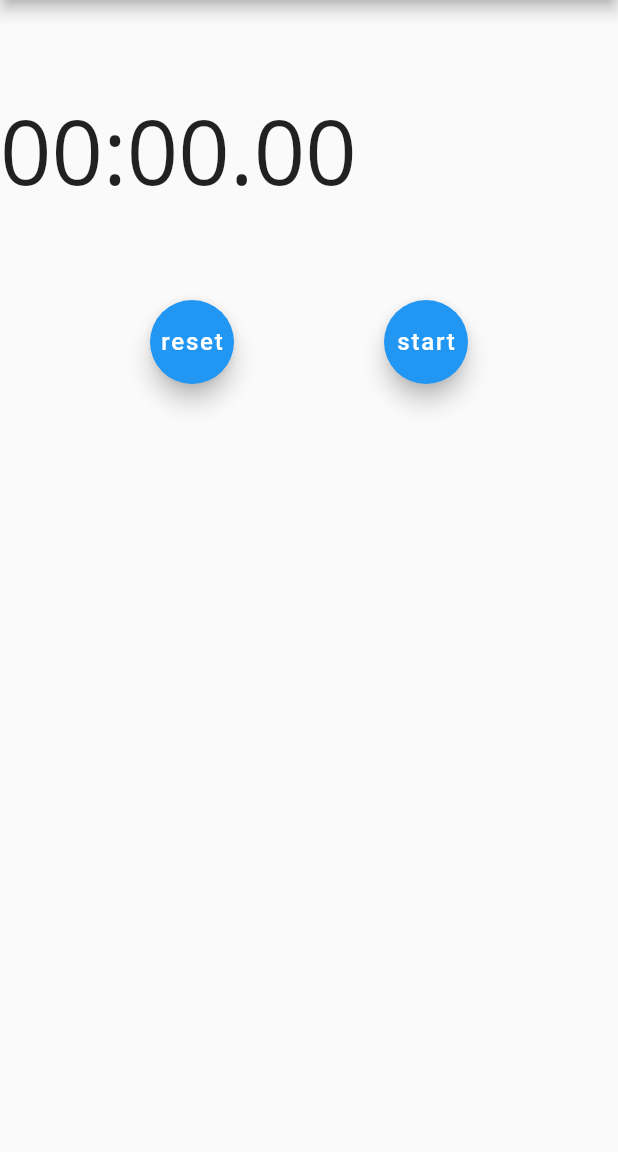
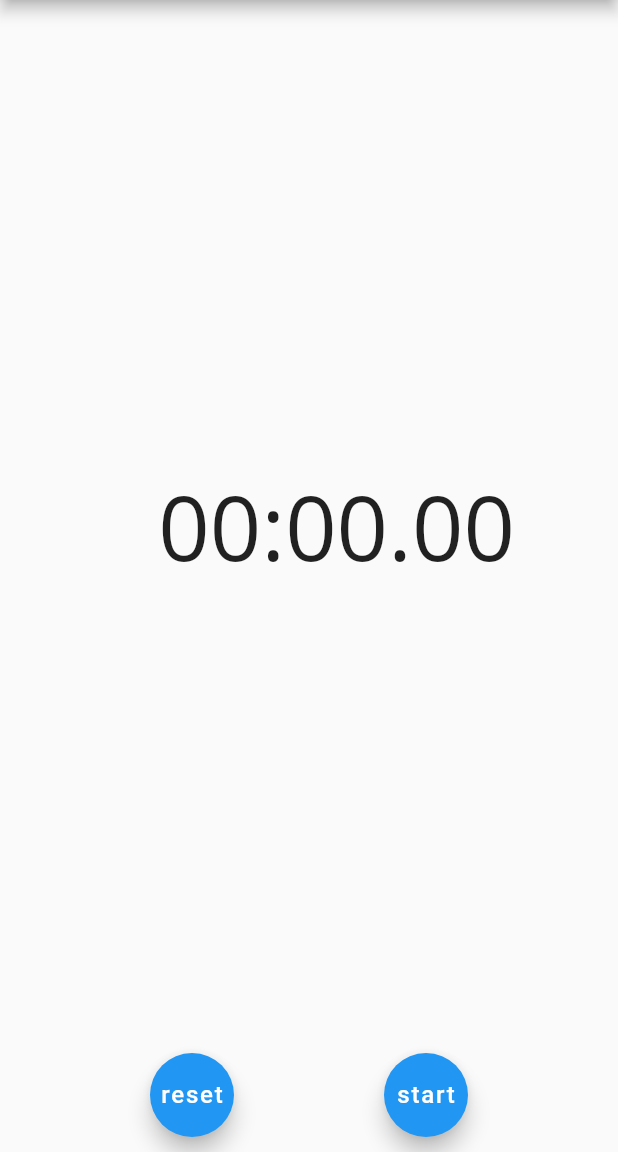
Before and after one commit to bizz84/stopwatch-flutter, a Flutter app: the screen it shows after launch, on a phone screen of 412 x 824 dp, the part 84-1236 px from its top. Run offline on Flutter 3.47's test engine with Material 2 defaults, Android fonts, the phone set to English and light mode, and no system bars; Roboto replaces fonts that are missing (Open Sans).

Commit message:
repaint only text; fix layout; fix reset button

```diff
--- a/lib/timer_page.dart
+++ b/lib/timer_page.dart
@@ -40,16 +40,24 @@ class TimerPageState extends State<TimerPage> {
   @override
   Widget build(BuildContext context) {
     return new Column(
+      crossAxisAlignment: CrossAxisAlignment.stretch,
       children: <Widget>[
-        new Container(height: 200.0,
-          child: new Center(
-            child: new TimerText(stopwatch: stopwatch),
-        )),
-        new Row(mainAxisAlignment: MainAxisAlignment.spaceEvenly,
-          children: <Widget>[
-            buildFloatingButton(stopwatch.isRunning ? "lap" : "reset", leftButtonPressed),
-            buildFloatingButton(stopwatch.isRunning ? "stop" : "start", rightButtonPressed),
-        ]),
+        new Expanded(
+          child: new TimerText(stopwatch: stopwatch),
+        ),
+        new Expanded(
+          flex: 0,
+          child: new Padding(
+            padding: const EdgeInsets.symmetric(vertical: 10.0),
+            child: new Row(
+              mainAxisAlignment: MainAxisAlignment.spaceEvenly,
+              children: <Widget>[
+                buildFloatingButton(stopwatch.isRunning ? "lap" : "reset", leftButtonPressed),
+                buildFloatingButton(stopwatch.isRunning ? "stop" : "start", rightButtonPressed),
+              ],
+            ),
+          ),
+        ),
       ],
     );
   }
@@ -66,6 +74,7 @@ class TimerTextState extends State<TimerText> {
 
   Timer timer;
   final Stopwatch stopwatch;
+  int milliseconds;
 
   TimerTextState({this.stopwatch});
 
@@ -83,8 +92,8 @@ class TimerTextState extends State<TimerText> {
   }
 
   void callback(Timer timer) {
-    if (stopwatch.isRunning) {
-      final int milliseconds = stopwatch.elapsedMilliseconds;
+    if (milliseconds != stopwatch.elapsedMilliseconds) {
+      milliseconds = stopwatch.elapsedMilliseconds;
       final int hundreds = (milliseconds / 10).truncate();
       final int seconds = (hundreds / 100).truncate();
       final int minutes = (seconds / 60).truncate();
@@ -102,9 +111,26 @@ class TimerTextState extends State<TimerText> {
   @override
   Widget build(BuildContext context) {
     return new Row(
+      mainAxisAlignment: MainAxisAlignment.center,
       children: <Widget>[
-        new MinutesAndSeconds(stopwatch),
-        new Hundreds(stopwatch),
+        new Expanded(
+          flex: 2,
+          child: new RepaintBoundary(
+            child: new SizedBox(
+              height: 72.0,
+              child: new MinutesAndSeconds(stopwatch),
+            ),
+          ),
+        ),
+        new Expanded(
+          flex: 1,
+          child: new RepaintBoundary(
+            child: new SizedBox(
+              height: 72.0,
+              child: new Hundreds(stopwatch),
+            ),
+          ),
+        ),
       ],
     );
   }
@@ -159,7 +185,7 @@ class MinutesAndSecondsState extends State<MinutesAndSeconds> {
   Widget build(BuildContext context) {
     String minutesStr = (minutes % 60).toString().padLeft(2, '0');
     String secondsStr = (seconds % 60).toString().padLeft(2, '0');
-    return new Text('$minutesStr:$secondsStr.', style: timerTextStyle);
+    return new Text('$minutesStr:$secondsStr.', style: timerTextStyle, textAlign: TextAlign.end);
   }
 }
 
@@ -194,6 +220,6 @@ class HundredsState extends State<Hundreds> {
   @override
   Widget build(BuildContext context) {
     String minutesStr = (hundreds % 100).toString().padLeft(2, '0');
-    return new Text(minutesStr, style: timerTextStyle);
+    return new Text(minutesStr, style: timerTextStyle, textAlign: TextAlign.start);
   }
 }
```
